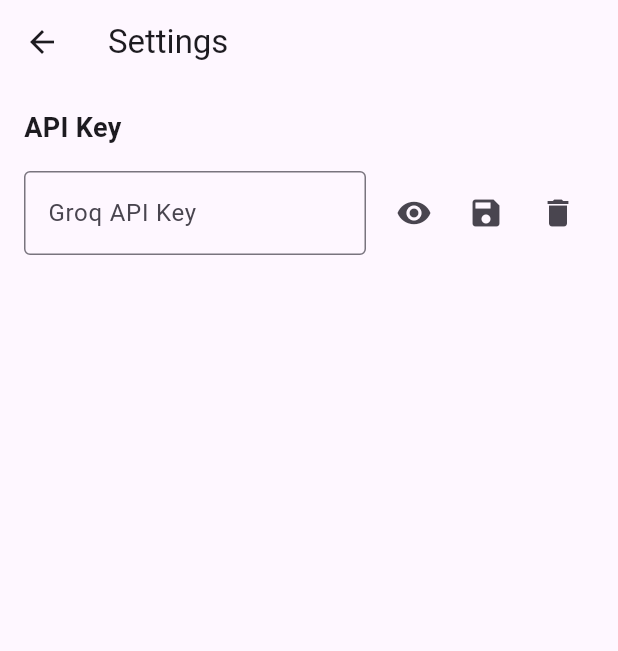
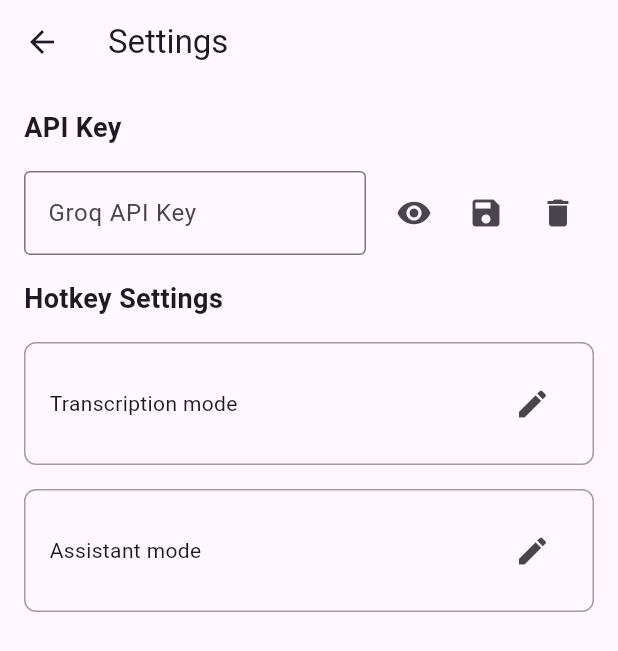
Before and after one commit to DevelopedByDev/autoquill_ai, a Flutter app: the screen it shows after launch, after a tap on the "settings" icon, on a phone screen of 412 x 824 dp. Shown: the top 651 px of the screen. Run offline on Flutter 3.47's test engine with Material 3 defaults, Android fonts, the phone set to English and light mode, and no system bars; our stand-ins replace equatable, flutter_bloc, get_it, hive, hive_flutter; missing offline and left inert: hotkey_manager, record; accounts and stored records are empty.

Commit message:
basic ui for hotkey settings

```diff
--- a/lib/settings.dart
+++ b/lib/settings.dart
@@ -73,22 +73,73 @@ class SettingsPage extends StatelessWidget {
                           IconButton(
                             icon: const Icon(Icons.save),
                             onPressed: () {
-                              context.read<SettingsBloc>().add(
-                                  SaveApiKey(groqAPIKeyController.text));
+                              context
+                                  .read<SettingsBloc>()
+                                  .add(SaveApiKey(groqAPIKeyController.text));
                             },
                           ),
                           IconButton(
                             icon: const Icon(Icons.delete),
                             onPressed: () {
                               groqAPIKeyController.clear();
-                              context
-                                  .read<SettingsBloc>()
-                                  .add(DeleteApiKey());
+                              context.read<SettingsBloc>().add(DeleteApiKey());
                             },
                           ),
                         ],
                       ),
                     ],
+                  ),
+                  const SizedBox(height: 16),
+                  const Text(
+                    'Hotkey Settings',
+                    style: TextStyle(
+                      fontSize: 18,
+                      fontWeight: FontWeight.bold,
+                    ),
+                  ),
+                  const SizedBox(height: 16),
+                  Container(
+                    decoration: BoxDecoration(
+                      border: Border.all(color: Colors.grey),
+                      borderRadius: BorderRadius.circular(8),
+                    ),
+                    child: Padding(
+                      padding: const EdgeInsets.all(16.0),
+                      child: Row(
+                        children: [
+                          const Text('Transcription mode'),
+                          const Spacer(),
+                          IconButton(
+                            icon: const Icon(Icons.edit),
+                            onPressed: () {
+                              null;
+                            },
+                          ),
+                        ],
+                      ),
+                    ),
+                  ),
+                  const SizedBox(height: 16),
+                  Container(
+                    decoration: BoxDecoration(
+                      border: Border.all(color: Colors.grey),
+                      borderRadius: BorderRadius.circular(8),
+                    ),
+                    child: Padding(
+                      padding: const EdgeInsets.all(16.0),
+                      child: Row(
+                        children: [
+                          const Text('Assistant mode'),
+                          const Spacer(),
+                          IconButton(
+                            icon: const Icon(Icons.edit),
+                            onPressed: () {
+                              null;
+                            },
+                          ),
+                        ],
+                      ),
+                    ),
                   ),
                 ],
               ),
```
